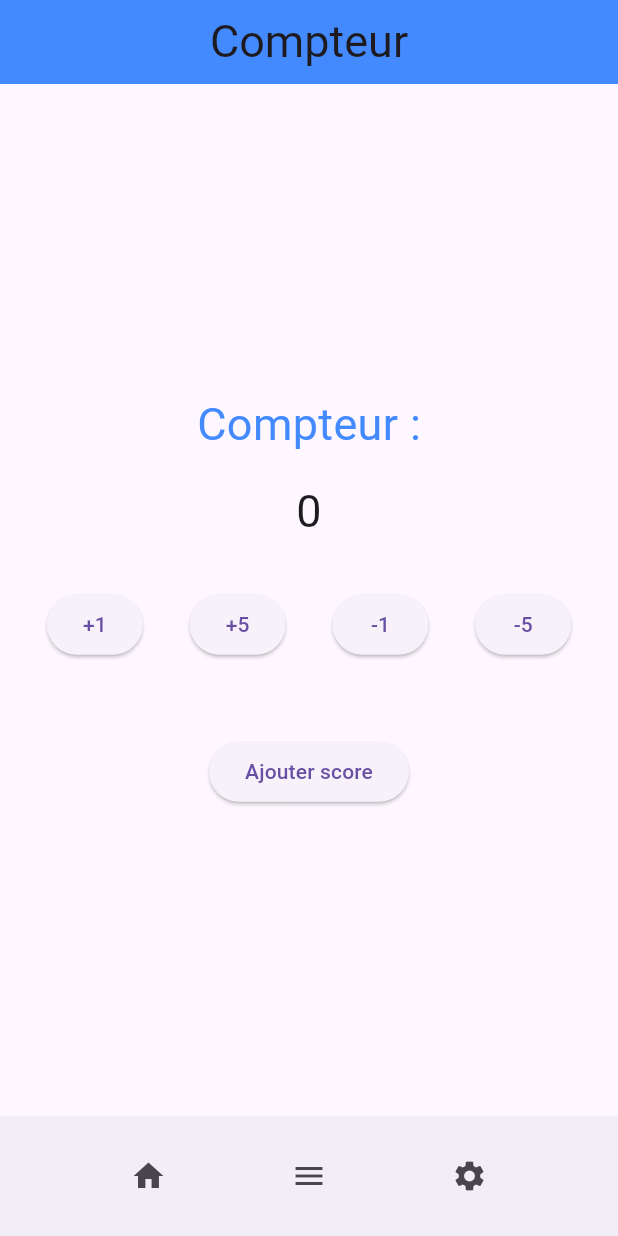
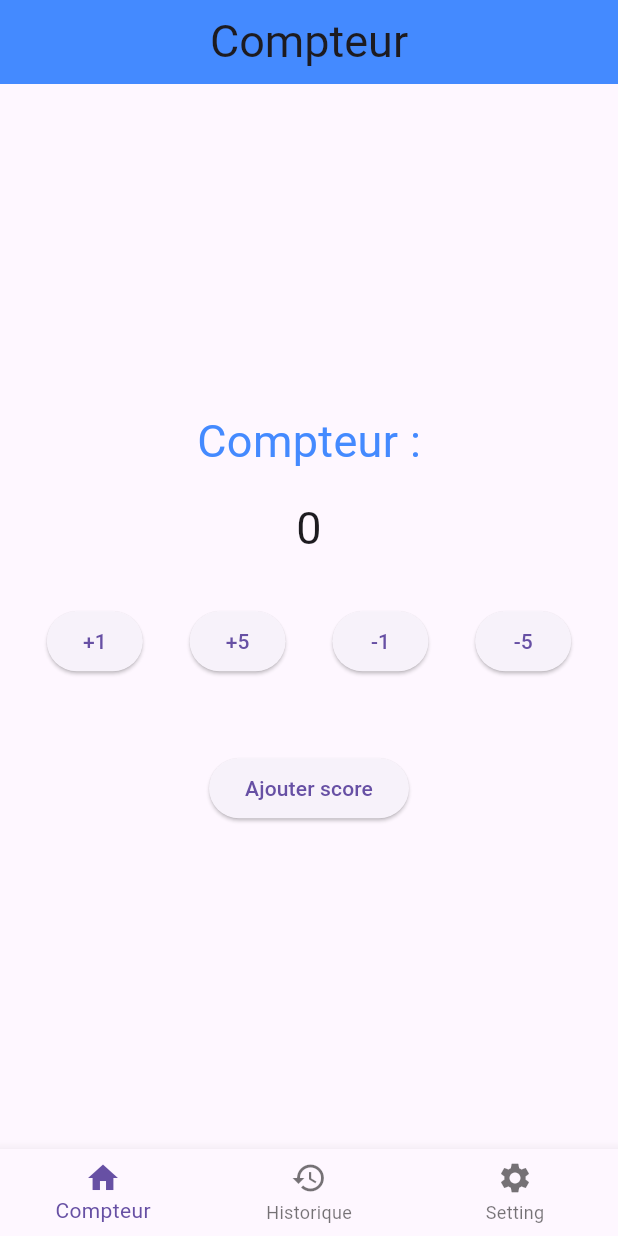
Before and after one commit to NauoramDev/learning_dart, a Flutter app: the screen it shows after launch, on a phone screen of 412 x 824 dp. Run offline on Flutter 3.47's test engine with Material 3 defaults, Android fonts, the phone set to English and light mode, and no system bars.

Commit message:
dermier commit Version Final de l'application

```diff
--- a/lib/home_page.dart
+++ b/lib/home_page.dart
@@ -1,7 +1,5 @@
 import 'package:flutter/material.dart';
 import 'package:learning_code/storage_services.dart';
-import './history_page.dart';
-import './setting_page.dart';
 
 class HomePage extends StatefulWidget{
   final bool isDark;
@@ -43,13 +41,7 @@ class _HomePageState extends State<HomePage>{
 
 @override
   Widget build(BuildContext context) {
-    return Scaffold(
-      appBar: AppBar(
-        title: Text('Compteur', style: TextStyle(fontSize: 30),),
-        centerTitle: true,
-        backgroundColor: widget.isDark? Colors.deepPurple : Colors.blueAccent
-      ),
-      body: Center(child: Column(
+    return Center(child: Column(
       mainAxisAlignment: MainAxisAlignment.center,
       children: [
         Text(
@@ -61,7 +53,7 @@ class _HomePageState extends State<HomePage>{
         SizedBox(height: 15),
         Text('$counter', style: TextStyle(fontSize: 30)),
         SizedBox(height: 30),
-          Row(mainAxisAlignment: MainAxisAlignment.spaceEvenly, // Row est utilisé pour aligner les boutons horizontalement avec un espacement égal entre eux (spaceEvenly)
+        Row(mainAxisAlignment: MainAxisAlignment.spaceEvenly,
         children: [
           ElevatedButton(child: Text('+1'),
           onPressed: () => incrementCounter(1),),
@@ -75,23 +67,6 @@ class _HomePageState extends State<HomePage>{
         SizedBox(height: 50),
         ElevatedButton(child: Text('Ajouter score'), onPressed: () => addScore())
       ],
-      ),
-      ),
-      bottomNavigationBar: BottomAppBar(
-        child: Row(mainAxisAlignment: MainAxisAlignment.spaceEvenly,
-        children: [
-          IconButton(onPressed: (){}, icon: Icon(Icons.home)),
-          IconButton(onPressed:() {
-            Navigator.push(context,
-            MaterialPageRoute(builder: (context) => HistoryPage(isDark: widget.isDark, scores: widget.scores)));
-          }, icon: Icon(Icons.menu)),
-          IconButton(onPressed: (){
-            Navigator.push(context,
-            MaterialPageRoute(builder: (context) => SettingPage(isDark: widget.isDark, onToggleTheme: widget.onToggleTheme, onClearScores: widget.onClearScores)));
-
-          }, icon: Icon(Icons.settings))
-        ],),
-      ),
-    );
+    ));
   }
 }
--- a/lib/main.dart
+++ b/lib/main.dart
@@ -1,6 +1,9 @@
 import 'package:flutter/material.dart';
 import './home_page.dart';
 import 'storage_services.dart';
+import './history_page.dart';
+import './setting_page.dart';
+
 
 void main(){
   runApp(const MyApp());
@@ -17,12 +20,15 @@ class _MyAppState extends State<MyApp>{
   final StorageService _storageService = StorageService();
   bool isDark = false;
   List<HystoryObject> scores = [];
+  int currentIndex = 0;
+  final List<String> titles = ['Compteur', 'Historique', 'Paramètre'];
 
   void toggleTheme(){
     setState(() {
       isDark = !isDark;
     });
   }
+
 
 @override // Méthode d'initialisation pour charger les scores au démarrage de l'application
 void initState(){
@@ -69,13 +75,43 @@ Future<void> _saveScores() async{
         primarySwatch: Colors.deepPurple
       ),
       themeMode: isDark ? ThemeMode.dark : ThemeMode.light,
-      home: HomePage(
-        isDark: isDark,
-        onToggleTheme: toggleTheme,
-        onAddScore: _addScore,
-        onClearScores: _clearScores,
-        scores: scores,
+      home: Scaffold(
+        appBar: AppBar(
+        title: Text(titles[currentIndex], style: TextStyle(fontSize: 30),),
+        centerTitle: true,
+        backgroundColor: isDark? Colors.deepPurple : Colors.blueAccent
       ),
+        body: IndexedStack(
+          index : currentIndex,
+          children: [
+            HomePage(
+              isDark: isDark,
+              onToggleTheme: toggleTheme,
+            onAddScore: _addScore,
+            onClearScores: _clearScores,
+            scores: scores,
+          ),
+          HistoryPage(
+            isDark: isDark,
+            scores: scores,
+          ),
+          SettingPage(
+            isDark: isDark,
+            onToggleTheme: toggleTheme,
+            onClearScores: _clearScores,
+          )
+        ],
+      ),
+      bottomNavigationBar: BottomNavigationBar(
+        currentIndex: currentIndex,
+        onTap: (index) => setState(() => currentIndex = index),
+        items: [
+          BottomNavigationBarItem(icon: Icon(Icons.home), label: 'Compteur'),
+          BottomNavigationBarItem(icon: Icon(Icons.history), label: 'Historique'),
+          BottomNavigationBarItem(icon: Icon(Icons.settings), label: 'Setting')
+        ],
+      ),
+    ),
     );
   }
 
```
Also changed, not shown: lib/history_page.dart (+1 -9 lines), lib/setting_page.dart (+1 -9 lines). Lines whose indentation alone changed are shown as unchanged.
